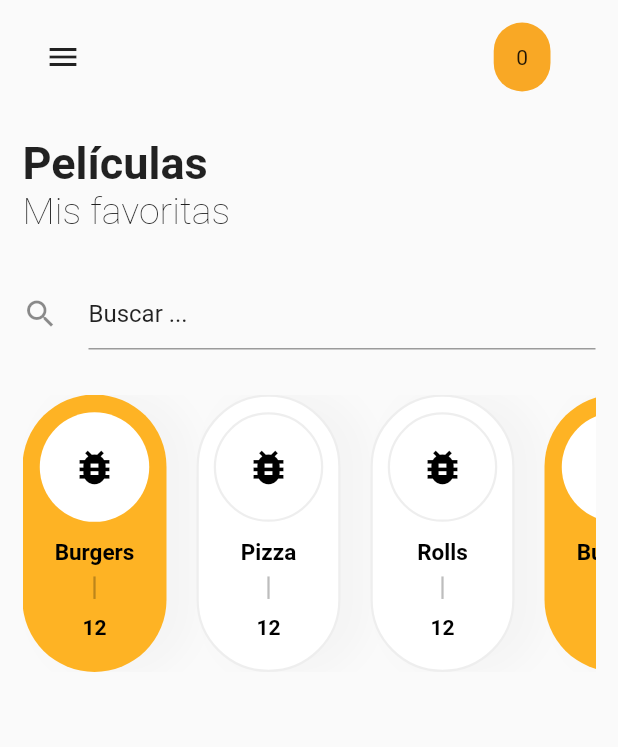
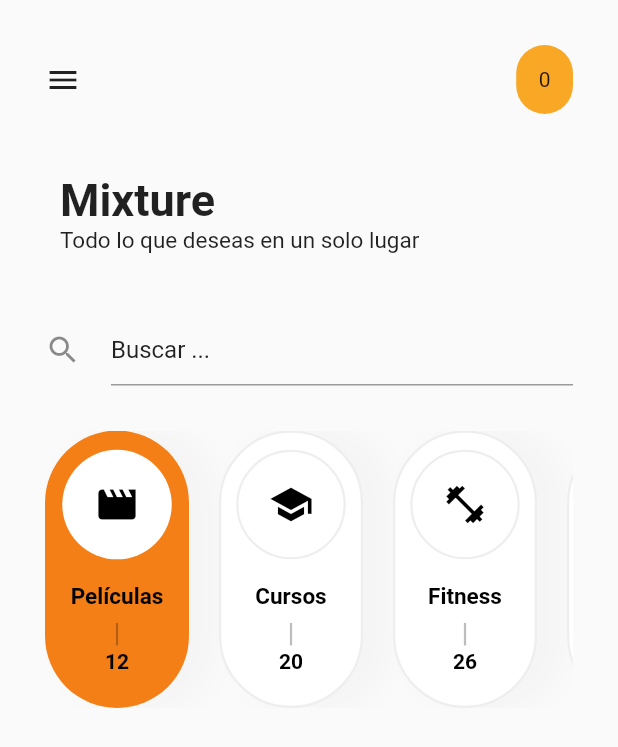
Before and after one commit to paucaro/showcaseviewProject, a Flutter app: the screen it shows after launch, on a phone screen of 412 x 824 dp. Shown: the top 747 px of the screen. Run offline on Flutter 3.47's test engine with Material 2 defaults, Android fonts, the phone set to English and light mode, and no system bars; drawn by our look-alikes of showcaseview; our stand-ins replace shared_preferences.

Commit message:
Adding final project showcase sharedpreference

```diff
--- a/lib/categories.dart
+++ b/lib/categories.dart
@@ -1,66 +1,60 @@
-import 'package:flutter/foundation.dart';
 import 'package:flutter/material.dart';
-
-CategoryItemList fooditemList = CategoryItemList(foodItems: [
-  CategoryItem(
-    categoryIcon: Icons.bug_report,
-    categoryName: "Burgers",
-    availability: 12,
-    selected: true,
-  ),
-  CategoryItem(
-    categoryIcon: Icons.bug_report,
-    categoryName: "Pizza",
-    availability: 12,
-    selected: false,
-  ),
-  CategoryItem(
-    categoryIcon: Icons.bug_report,
-    categoryName: "Rolls",
-    availability: 12,
-    selected: false,
-  ),
-  CategoryItem(
-    categoryIcon: Icons.bug_report,
-    categoryName: "Burgers",
-    availability: 12,
-    selected: true,
-  ),
-  CategoryItem(
-    categoryIcon: Icons.bug_report,
-    categoryName: "Burgers",
-    availability: 12,
-    selected: true,
-  ),
-  CategoryItem(
-    categoryIcon: Icons.bug_report,
-    categoryName: "Burgers",
-    availability: 12,
-    selected: true,
-  ),
-  CategoryItem(
-    categoryIcon: Icons.bug_report,
-    categoryName: "Burgers",
-    availability: 12,
-    selected: true,
-  ),
-]);
-
-class CategoryItemList {
-  List<CategoryItem> foodItems;
-
-  CategoryItemList({@required this.foodItems});
-}
 
 class CategoryItem {
   IconData categoryIcon;
   String categoryName;
-  int availability;
+  int counter;
   bool selected;
 
   CategoryItem(
       {@required this.categoryIcon,
       @required this.categoryName,
-      @required this.availability,
+      @required this.counter,
       this.selected = false});
 }
+
+class CategoryItemList {
+  List<CategoryItem> categoryItems;
+
+  CategoryItemList({@required this.categoryItems});
+}
+
+// Crear la lista
+CategoryItemList categoryList = CategoryItemList(categoryItems: [
+  CategoryItem(
+      categoryIcon: Icons.movie,
+      categoryName: "Películas",
+      counter: 12,
+      selected: true
+    ),
+  CategoryItem(
+      categoryIcon: Icons.school,
+      categoryName: "Cursos",
+      counter: 20
+    ),
+  CategoryItem(
+      categoryIcon: Icons.fitness_center,
+      categoryName: "Fitness",
+      counter: 26
+    ),
+  CategoryItem(
+      categoryIcon: Icons.fastfood,
+      categoryName: "Comida",
+      counter: 50
+    ),
+  CategoryItem(
+      categoryIcon: Icons.audiotrack,
+      categoryName: "Musica",
+      counter: 584
+    ),
+  CategoryItem(
+      categoryIcon: Icons.camera_alt,
+      categoryName: "Fotografía",
+      counter: 60
+    ),
+  CategoryItem(
+      categoryIcon: Icons.casino,
+      categoryName: "Juegos",
+      counter: 30
+    ),
+]);
--- a/lib/category_list_item_widget.dart
+++ b/lib/category_list_item_widget.dart
@@ -1,15 +1,10 @@
 import 'package:flutter/material.dart';
 import 'package:showcaseview_flutter/categories.dart';
-import 'package:showcaseview_flutter/theme_color.dart';
-
 
 class CategoryListItem extends StatelessWidget {
-  const CategoryListItem({
-    Key key,
-    @required this.category,
-  }) : super(key: key);
+  final CategoryItem category;
 
-  final CategoryItem category;
+  CategoryListItem({Key key, @required this.category}) : super(key: key);
 
   @override
   Widget build(BuildContext context) {
@@ -18,7 +13,7 @@ class CategoryListItem extends StatelessWidget {
       padding: EdgeInsets.fromLTRB(10, 10, 10, 20),
       decoration: BoxDecoration(
           borderRadius: BorderRadius.circular(50),
-        color: category.selected ? Themes.color : Colors.white,
+          color: category.selected ? Colors.yellow[900] : Colors.white,
           border: Border.all(
               color: category.selected ? Colors.transparent : Colors.grey[200],
               width: 1.5),
@@ -27,10 +22,8 @@ class CategoryListItem extends StatelessWidget {
                 color: Colors.grey[100],
                 blurRadius: 15,
                 offset: Offset(15, 0),
-            spreadRadius: 5,
-          )
-        ],
-      ),
+                spreadRadius: 5)
+          ]),
       child: Column(
         mainAxisAlignment: MainAxisAlignment.spaceAround,
         children: <Widget>[
@@ -40,7 +33,9 @@ class CategoryListItem extends StatelessWidget {
                 color: Colors.white,
                 borderRadius: BorderRadius.circular(50),
                 border: Border.all(
-                    color: category.selected ? Colors.transparent : Colors.grey[200],
+                    color: category.selected
+                        ? Colors.transparent
+                        : Colors.grey[200],
                     width: 1.5)),
             child: Icon(
               category.categoryIcon,
@@ -48,23 +43,25 @@ class CategoryListItem extends StatelessWidget {
               size: 30,
             ),
           ),
-          SizedBox(height: 10),
+          SizedBox(
+            height: 10,
+          ),
           Text(
             category.categoryName,
             style: TextStyle(
                 fontWeight: FontWeight.w700, color: Colors.black, fontSize: 15),
           ),
           Container(
-            margin: EdgeInsets.fromLTRB(0, 6, 0, 10),
+            margin: EdgeInsets.fromLTRB(0, 6, 0, 0),
             width: 1.5,
             height: 15,
             color: Colors.black26,
           ),
           Text(
-            category.availability.toString(),
+            category.counter.toString(),
             style: TextStyle(
               fontWeight: FontWeight.w600,
-              color: Colors.black,
+              color: Colors.black
             ),
           )
         ],
--- a/lib/main.dart
+++ b/lib/main.dart
@@ -1,6 +1,6 @@
 import 'package:flutter/material.dart';
 import 'package:showcaseview/showcaseview.dart';
-import 'package:showcaseview_flutter/mainPage.dart';
+import 'package:showcaseview_flutter/main_page.dart';
 
 void main() => runApp(MyApp());
 
@@ -8,7 +8,7 @@ class MyApp extends StatelessWidget {
   @override
   Widget build(BuildContext context) {
     return MaterialApp(
-      title: 'ShowCase Ejemplo',
+      title: "Showcase",
       theme: ThemeData(primarySwatch: Colors.yellow),
       debugShowCheckedModeBanner: false,
       home: Scaffold(
--- a/lib/mainPage.dart
+++ /dev/null
@@ -1,163 +0,0 @@
-import 'package:flutter/material.dart';
-import 'package:showcaseview/showcaseview.dart';
-import 'package:showcaseview_flutter/categories.dart';
-import 'package:showcaseview_flutter/category_list_item_widget.dart';
-
-class MainPage extends StatefulWidget {
-  @override
-  _MainPageState createState() => _MainPageState();
-}
-
-class _MainPageState extends State<MainPage> {
-  // Definir globalKey
-  GlobalKey _one = GlobalKey();
-  GlobalKey _two = GlobalKey();
-  GlobalKey _three = GlobalKey();
-  GlobalKey _four = GlobalKey();
-  GlobalKey _five = GlobalKey();
-
-  @override
-  void initState() {
-    super.initState();
-    WidgetsBinding.instance.addPostFrameCallback((_) =>
-        ShowCaseWidget.of(context)
-            .startShowCase([_one, _two, _three, _four, _five]));
-  }
-
-  @override
-  Widget build(BuildContext context) {
-    return Scaffold(
-      body: SafeArea(
-        child: ListView(
-          children: <Widget>[
-            Container(
-              margin: EdgeInsets.all(15),
-              child: Column(
-                crossAxisAlignment: CrossAxisAlignment.start,
-                children: <Widget>[
-                  Container(
-                    child: Row(
-                      mainAxisAlignment: MainAxisAlignment.spaceBetween,
-                      children: <Widget>[
-                        Showcase(
-                          key: _one,
-                          child: Container(
-                            margin: EdgeInsets.only(left: 15),
-                            child: Icon(Icons.menu)
-                            ),
-                          description: "Aqui se muestra el menú"
-                        ),
-                        Showcase(
-                          key: _two,
-                          child: Container(
-                            margin: EdgeInsets.only(right: 30),
-                            child: Text("0"),
-                            padding: EdgeInsets.all(15),
-                            decoration: BoxDecoration(
-                              color: Colors.yellow[800],
-                              borderRadius: BorderRadius.circular(50)
-                            ),
-                          ),
-                          title: "Contador",
-                          description: "Revisa tu contador de vistas",
-                          showcaseBackgroundColor: Colors.yellow[100],
-                          descTextStyle: TextStyle(
-                            fontWeight: FontWeight.bold, color: Colors.yellowAccent[900]
-                          ),
-                        )
-                      ],
-                    ),
-                  ),
-                  SizedBox(height: 30,),
-                  Showcase(
-                    key: _three,
-                    description: "Aqui está el nombre de la app",
-                    child: title(),
-                  ),
-                  SizedBox(height: 30,),
-                  Showcase(
-                    key: _four,
-                    description: "Aqui haces búsquedas",
-                    child: searchBox(),
-                  ),
-                  SizedBox(height: 30,),
-                  Showcase(
-                    key: _five,
-                    child: categories(),
-                    description: "Escoge de las categorias"
-                  )
-                ],
-              ),
-            )
-          ],
-        ),
-      ),
-    );
-  }
-
-  Widget title() {
-    return Row(
-      mainAxisAlignment: MainAxisAlignment.start,
-      children: <Widget>[
-        Column(
-          crossAxisAlignment: CrossAxisAlignment.start,
-          children: <Widget>[
-            Text(
-              "Películas",
-              style: TextStyle(
-                fontWeight: FontWeight.w700,
-                fontSize: 30
-              ),
-            ),
-            Text(
-              "Mis favoritas",
-              style: TextStyle(
-                fontWeight: FontWeight.w200,
-                fontSize: 25
-              ),
-            )
-          ],
-        )
-      ],
-    );
-  }
-
-  Widget searchBox() {
-    return Row(
-      mainAxisAlignment: MainAxisAlignment.spaceBetween,
-      children: <Widget>[
-        Icon(Icons.search, color: Colors.black45,),
-        SizedBox(width: 20,),
-        Expanded(
-          child: TextField(
-            decoration: InputDecoration(
-              hintText: "Buscar ... ",
-              contentPadding: EdgeInsets.symmetric(vertical: 10),
-              hintStyle: TextStyle(color: Colors.black87),
-              border: UnderlineInputBorder(borderSide: BorderSide(
-                color: Colors.red
-              ))
-            ),
-          ),
-        )
-      ],
-    );
-  }
-
-  Widget categories() {
-  return Container(
-    height: 185,
-    child: ListView(
-      scrollDirection: Axis.horizontal,
-      children: <Widget>[
-        for (var foodItem in fooditemList.foodItems)
-                Builder(
-                  builder: (context) {
-                    return CategoryListItem(category: foodItem);
-                  },
-                ),
-      ],
-    ),
-  );
-}
-}
--- /dev/null
+++ b/lib/main_page.dart
@@ -0,0 +1,207 @@
+import 'package:flutter/material.dart';
+import 'package:shared_preferences/shared_preferences.dart';
+import 'package:showcaseview/showcaseview.dart';
+import 'package:showcaseview_flutter/categories.dart';
+import 'package:showcaseview_flutter/category_list_item_widget.dart';
+
+class MainPage extends StatefulWidget {
+  @override
+  _MainPageState createState() => _MainPageState();
+}
+
+class _MainPageState extends State<MainPage> {
+  // Definir globalKey
+  GlobalKey _one = GlobalKey();
+  GlobalKey _two = GlobalKey();
+  GlobalKey _three = GlobalKey();
+  GlobalKey _four = GlobalKey();
+  GlobalKey _five = GlobalKey();
+
+  /*@override
+  void initState() {
+    super.initState();
+    WidgetsBinding.instance.addPostFrameCallback((_) =>
+        ShowCaseWidget.of(context)
+            .startShowCase([_one, _two, _three, _four, _five]));
+  }*/
+
+  @override
+  Widget build(BuildContext context) {
+    SharedPreferences preferences;
+
+    displayShowcase() async {
+      preferences = await SharedPreferences.getInstance();
+      bool showcaseVisibilityStatus = preferences.getBool("showShowcase");
+      if (showcaseVisibilityStatus == null) {
+        preferences.setBool("showShowcase", false).then((bool success) {
+          if (success)
+            print("Se escribió en showShowcase");
+          else
+            print("Ocurrio un problema");
+        });
+        return true;
+      }
+      return false;
+    }
+
+    displayShowcase().then((status) {
+      if (status) {
+        ShowCaseWidget.of(context)
+            .startShowCase([_one, _two, _three, _four, _five]);
+      }
+    });
+
+    return Scaffold(
+      body: SafeArea(
+        child: ListView(
+          children: <Widget>[
+            Container(
+              margin: EdgeInsets.all(30),
+              child: Column(
+                crossAxisAlignment: CrossAxisAlignment.start,
+                children: <Widget>[
+                  Row(
+                    mainAxisAlignment: MainAxisAlignment.spaceBetween,
+                    children: <Widget>[
+                      Showcase(
+                        key: _one,
+                        child: Container(
+                          child: Icon(Icons.menu),
+                        ),
+                        description: "Aqui se muestra el menú",
+                      ),
+                      Showcase(
+                          key: _two,
+                          child: Container(
+                            child: Text("0"),
+                            padding: EdgeInsets.all(15),
+                            decoration: BoxDecoration(
+                                color: Colors.yellow[800],
+                                borderRadius: BorderRadius.circular(50)),
+                          ),
+                          title: "Contador",
+                          description: "Revisa tu contador aquí",
+                          showcaseBackgroundColor: Colors.yellow[100])
+                    ],
+                  ),
+                  SizedBox(
+                    height: 30,
+                  ),
+                  Showcase.withWidget(
+                      key: _three,
+                      child: title(),
+                      shapeBorder: CircleBorder(),
+                      container: Column(
+                        crossAxisAlignment: CrossAxisAlignment.start,
+                        children: <Widget>[
+                          Container(
+                            width: 45,
+                            height: 45,
+                            decoration: BoxDecoration(
+                                shape: BoxShape.circle,
+                                color: Colors.yellow[800]),
+                            child: Center(
+                              child: Icon(Icons.text_fields),
+                            ),
+                          ),
+                          SizedBox(
+                            height: 10,
+                          ),
+                          Text(
+                            "Aquí está el nombre de la app",
+                            style: TextStyle(color: Colors.white),
+                          )
+                        ],
+                      ),
+                      height: 50,
+                      width: 140),
+                  SizedBox(
+                    height: 30,
+                  ),
+                  Showcase(
+                    key: _four,
+                    description: "Aquí puedes buscar",
+                    descTextStyle: TextStyle(
+                        fontWeight: FontWeight.bold, color: Colors.yellow[900]),
+                    child: searchBox(),
+                  ),
+                  SizedBox(
+                    height: 30,
+                  ),
+                  Showcase(
+                    key: _five,
+                    child: categories(),
+                    description: "Escoje una de las categorías",
+                  )
+                ],
+              ),
+            )
+          ],
+        ),
+      ),
+    );
+  }
+
+  Widget title() {
+    return Container(
+      padding: EdgeInsets.all(10),
+      child: Column(
+        crossAxisAlignment: CrossAxisAlignment.start,
+        children: <Widget>[
+          Text(
+            "Mixture",
+            style: TextStyle(fontWeight: FontWeight.w700, fontSize: 30),
+          ),
+          Text(
+            "Todo lo que deseas en un solo lugar",
+            style: TextStyle(fontWeight: FontWeight.w400, fontSize: 15),
+          )
+        ],
+      ),
+    );
+  }
+
+  Widget searchBox() {
+    return Row(
+      mainAxisAlignment: MainAxisAlignment.spaceBetween,
+      children: <Widget>[
+        Icon(
+          Icons.search,
+          color: Colors.black45,
+        ),
+        SizedBox(
+          width: 20,
+        ),
+        Expanded(
+          child: TextField(
+            decoration: InputDecoration(
+                hintText: "Buscar ...",
+                contentPadding: EdgeInsets.symmetric(vertical: 10),
+                hintStyle: TextStyle(color: Colors.black87),
+                border: UnderlineInputBorder(
+                    borderSide: BorderSide(color: Colors.red))),
+          ),
+        )
+      ],
+    );
+  }
+
+  Widget categories() {
+    return Container(
+      height: 185,
+      child: ListView(
+        scrollDirection: Axis.horizontal,
+        children: <Widget>[
+          for (var categoryItem in categoryList.categoryItems)
+            Builder(
+              builder: (context) {
+                return CategoryListItem(
+                  category: categoryItem,
+                );
+              },
+            )
+        ],
+      ),
+    );
+  }
+}
--- a/lib/theme_color.dart
+++ /dev/null
@@ -1,5 +0,0 @@
-import 'dart:ui';
-
-class Themes {
-  static final Color color = Color(0xfffeb324);
-}
```
Also changed, not shown: 1 other file. Lines whose indentation alone changed are shown as unchanged.
